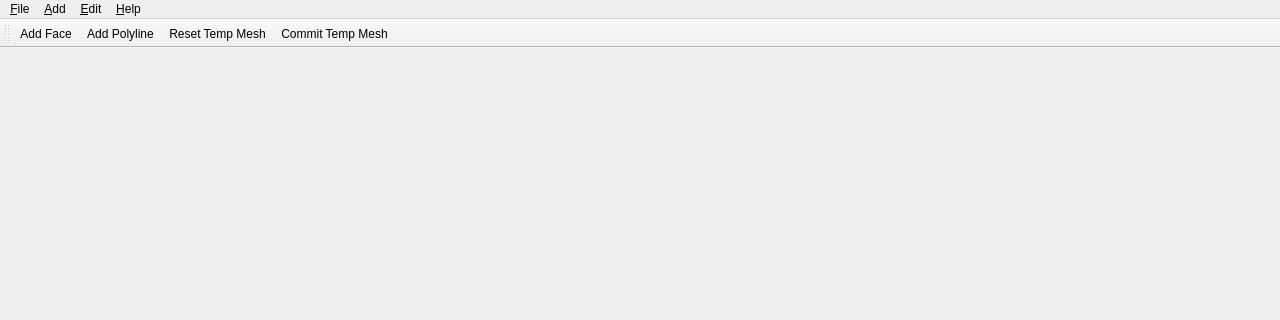
Before: the Qt Designer form Application/QtFrontend/MainWindow.ui in JIPCAD/JIPCAD, drawn with Qt 5; both pictures show x 0 to 1280 and y 0 to 320 of the 1280 by 720 pixel window.
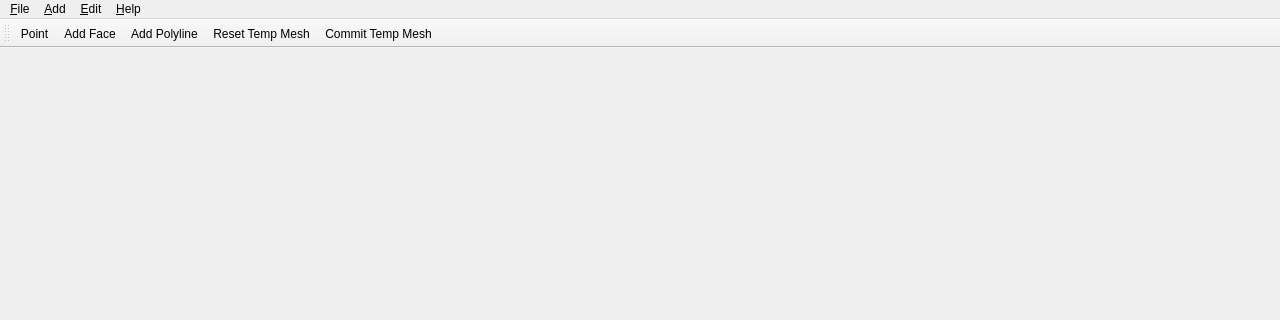
After: the same form once the commit is applied.

Commit message: reset window

```diff
--- a/Application/QtFrontend/MainWindow.ui
+++ b/Application/QtFrontend/MainWindow.ui
@@ -72,6 +72,7 @@
    <attribute name="toolBarBreak">
     <bool>false</bool>
    </attribute>
+   <addaction name="actionPoint"/>
    <addaction name="actionAddFace"/>
    <addaction name="actionAddPolyline"/>
    <addaction name="actionResetTempMesh"/>
```
The commit also changes 1 other file.
